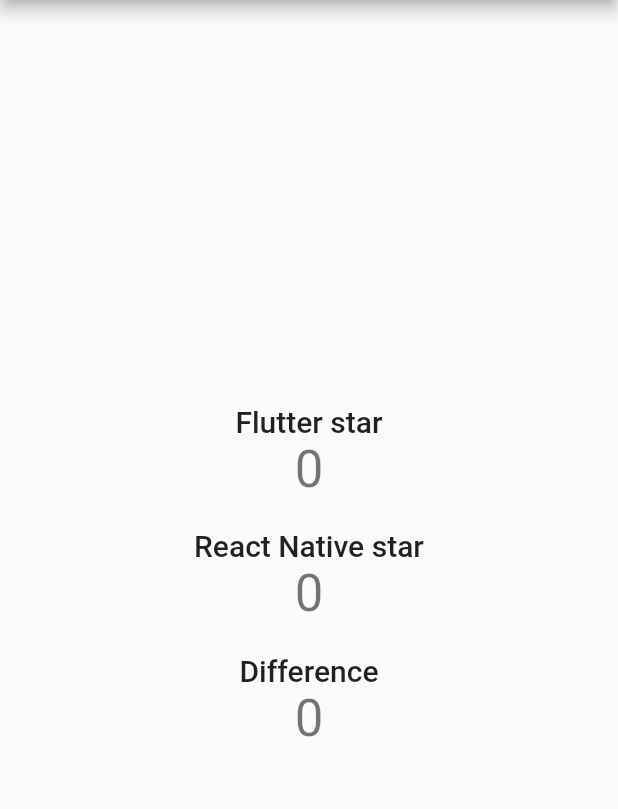
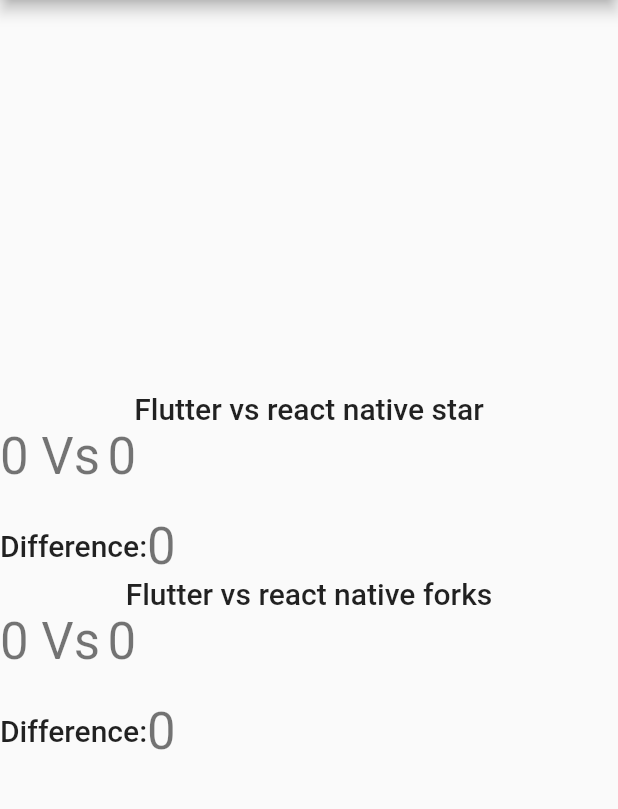
Before and after one commit to awazgyawali/flutter_vs_rn, a Flutter app: the screen it shows after launch, on a phone screen of 412 x 824 dp, the part 84-893 px from its top. Run offline on Flutter 3.47's test engine with Material 2 defaults, Android fonts, the phone set to English and light mode, and no system bars; network calls fail.

Commit message:
fork count addedd

```diff
--- a/lib/main.dart
+++ b/lib/main.dart
@@ -13,15 +13,6 @@
     return MaterialApp(
       title: 'Flutter Demo',
       theme: ThemeData(
-        // This is the theme of your application.
-        //
-        // Try running your application with "flutter run". You'll see the
-        // application has a blue toolbar. Then, without quitting the app, try
-        // changing the primarySwatch below to Colors.green and then invoke
-        // "hot reload" (press "r" in the console where you ran "flutter run",
-        // or simply save your changes to "hot reload" in a Flutter IDE).
-        // Notice that the counter didn't reset back to zero; the application
-        // is not restarted.
         primarySwatch: Colors.blue,
       ),
       home: ComparisionScreen(),
@@ -35,7 +26,12 @@
 }
 
 class _ComparisionScreenState extends State<ComparisionScreen> {
-  int flutter = 0, rn = 0, difference = 0;
+  int flutter = 0,
+      rn = 0,
+      flutterf = 0,
+      rnf = 0,
+      difference = 0,
+      differencef = 0;
   Timer t;
   @override
   void initState() {
@@ -45,9 +41,11 @@
 
   Future getStarts() async {
     flutter = await getStarFromGithubRepo("flutter/flutter");
-    print(flutter);
     rn = await getStarFromGithubRepo("facebook/react-native");
+    flutterf = await getForksFromGithubRepo("flutter/flutter");
+    rnf = await getForksFromGithubRepo("facebook/react-native");
     difference = rn - flutter;
+    differencef = rnf - flutterf;
     setState(() {});
   }
 
@@ -55,6 +53,12 @@
     var resp = await get(
         "https://api.github.com/repos/$repoName?client_id=8f268ae1ea31c6b6309d&client_secret=7dd7decea342b9e7592ff0dd9995a53ff1766f4e");
     return json.decode(resp.body)["stargazers_count"];
+  }
+
+  Future<int> getForksFromGithubRepo(String repoName) async {
+    var resp = await get(
+        "https://api.github.com/repos/$repoName?client_id=8f268ae1ea31c6b6309d&client_secret=7dd7decea342b9e7592ff0dd9995a53ff1766f4e");
+    return json.decode(resp.body)["forks_count"];
   }
 
   @override
@@ -70,25 +74,27 @@
             mainAxisSize: MainAxisSize.min,
             children: <Widget>[
               Text(
-                "Flutter star",
+                "Flutter vs react native star",
                 style: Theme.of(context).textTheme.title,
               ),
+              Row(
+                children: <Widget>[
                   Text(
-                "$flutter",
+                    "$flutter Vs",
                     style: Theme.of(context).textTheme.display1,
                   ),
-              SizedBox(height: 20),
-              Text(
-                "React Native star",
-                style: Theme.of(context).textTheme.title,
-              ),
+                  SizedBox(width: 5),
                   Text(
                     "$rn",
                     style: Theme.of(context).textTheme.display1,
                   ),
+                ],
+              ),
               SizedBox(height: 20),
+              Row(
+                children: <Widget>[
                   Text(
-                "Difference",
+                    "Difference:",
                     style: Theme.of(context).textTheme.title,
                   ),
                   Text(
@@ -97,6 +103,38 @@
                   ),
                 ],
               ),
+              Text(
+                "Flutter vs react native forks",
+                style: Theme.of(context).textTheme.title,
+              ),
+              Row(
+                children: <Widget>[
+                  Text(
+                    "$flutterf Vs",
+                    style: Theme.of(context).textTheme.display1,
+                  ),
+                  SizedBox(width: 5),
+                  Text(
+                    "$rnf",
+                    style: Theme.of(context).textTheme.display1,
+                  ),
+                ],
+              ),
+              SizedBox(height: 20),
+              Row(
+                children: <Widget>[
+                  Text(
+                    "Difference:",
+                    style: Theme.of(context).textTheme.title,
+                  ),
+                  Text(
+                    "$differencef",
+                    style: Theme.of(context).textTheme.display1,
+                  ),
+                ],
+              ),
+            ],
+          ),
         ),
       ),
     );
```
Lines whose indentation alone changed are shown as unchanged.
